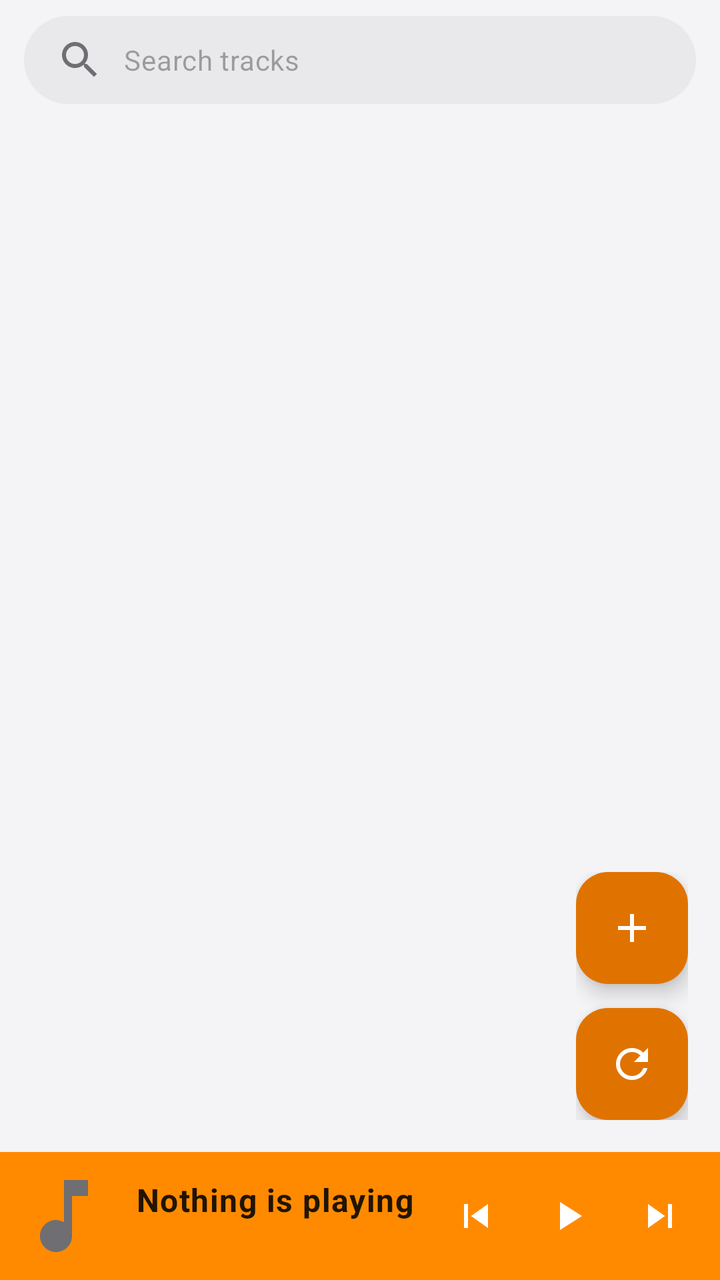
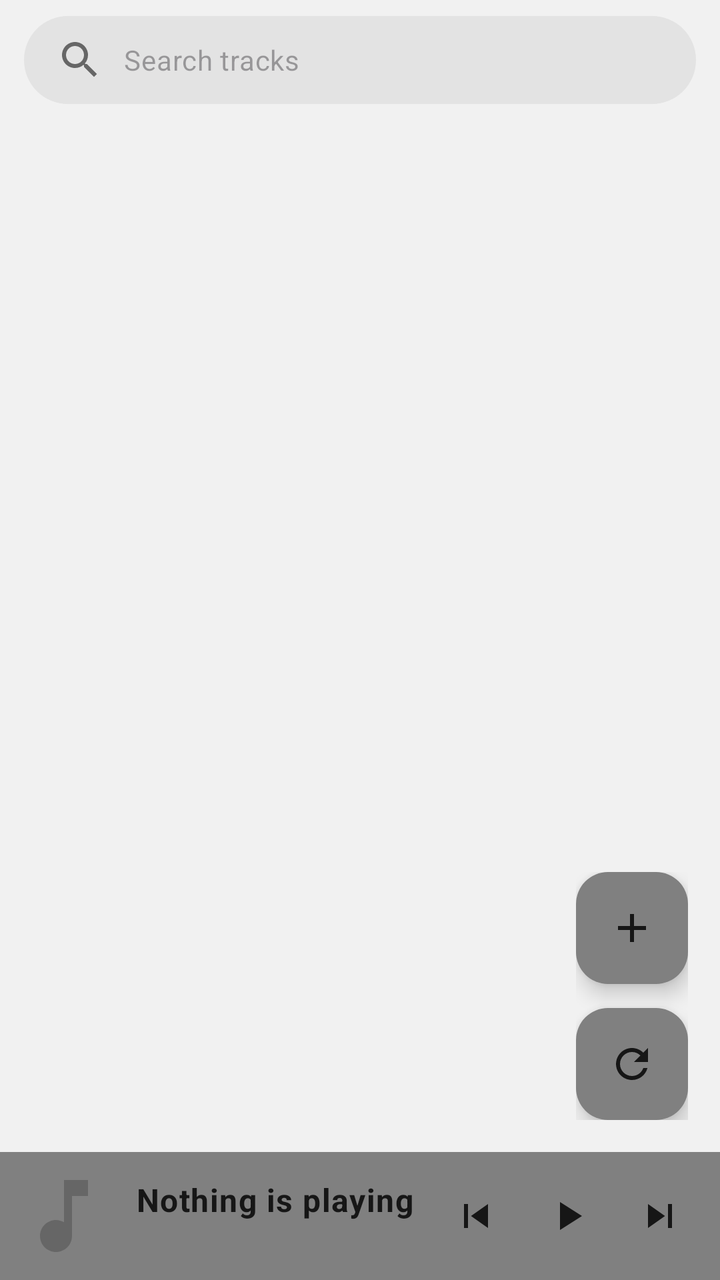

Before-and-after screenshots of an Android layout around one commit, followed by the original layout XML and the change that was made.
<!-- AndroidManifest.xml: application theme Theme.Viby -->
<!-- res/layout/fragment_queue.xml -->
<?xml version="1.0" encoding="utf-8"?>
<LinearLayout xmlns:android="http://schemas.android.com/apk/res/android"
    xmlns:app="http://schemas.android.com/apk/res-auto"
    android:layout_width="match_parent"
    android:layout_height="match_parent"
    android:orientation="vertical">

    
    <EditText
        android:id="@+id/searchInput"
        android:layout_width="match_parent"
        android:layout_height="wrap_content"
        android:layout_marginHorizontal="12dp"
        android:layout_marginTop="8dp"
        android:layout_marginBottom="4dp"
        android:background="@drawable/bg_search"
        android:drawableStart="@drawable/ic_search"
        android:drawablePadding="10dp"
        android:hint="@string/search_hint"
        android:imeOptions="actionSearch"
        android:importantForAutofill="no"
        android:inputType="text"
        android:maxLines="1"
        android:paddingHorizontal="16dp"
        android:paddingVertical="10dp"
        android:textAppearance="?attr/textAppearanceBodyMedium" />

    
    <LinearLayout
        android:id="@+id/selectionBar"
        android:layout_width="match_parent"
        android:layout_height="wrap_content"
        android:background="@color/viby_surface_high"
        android:gravity="center_vertical"
        android:orientation="horizontal"
        android:paddingHorizontal="8dp"
        android:paddingVertical="4dp"
        android:visibility="gone">

        <CheckBox
            android:id="@+id/selectAllCheck"
            android:layout_width="wrap_content"
            android:layout_height="wrap_content"
            android:text="@string/select_all" />

        <TextView
            android:id="@+id/selectionCount"
            android:layout_width="0dp"
            android:layout_height="wrap_content"
            android:layout_marginStart="8dp"
            android:layout_weight="1"
            android:textAppearance="?attr/textAppearanceBodyMedium" />

        <ImageButton
            android:id="@+id/selectionMove"
            android:layout_width="44dp"
            android:layout_height="44dp"
            android:background="?attr/selectableItemBackgroundBorderless"
            android:contentDescription="@string/ctx_move_to_playlist"
            android:src="@drawable/ic_playlist_add" />

        <ImageButton
            android:id="@+id/selectionDelete"
            android:layout_width="44dp"
            android:layout_height="44dp"
            android:background="?attr/selectableItemBackgroundBorderless"
            android:contentDescription="@string/ctx_delete_from_device"
            android:src="@drawable/ic_delete" />

        <ImageButton
            android:id="@+id/selectionClose"
            android:layout_width="44dp"
            android:layout_height="44dp"
            android:background="?attr/selectableItemBackgroundBorderless"
            android:contentDescription="@android:string/cancel"
            android:src="@drawable/ic_close" />
    </LinearLayout>

    <FrameLayout
        android:layout_width="match_parent"
        android:layout_height="0dp"
        android:layout_weight="1">

        <androidx.recyclerview.widget.RecyclerView
            android:id="@+id/tracksList"
            android:layout_width="match_parent"
            android:layout_height="match_parent"
            android:clipToPadding="false"
            android:paddingVertical="8dp"
            app:layoutManager="androidx.recyclerview.widget.LinearLayoutManager" />

        <TextView
            android:id="@+id/emptyText"
            android:layout_width="wrap_content"
            android:layout_height="wrap_content"
            android:layout_gravity="center"
            android:gravity="center"
            android:padding="32dp"
            android:text="@string/empty_queue"
            android:textAppearance="?attr/textAppearanceBodyLarge"
            android:textColor="@color/viby_text_secondary"
            android:visibility="gone" />

        <LinearLayout
            android:layout_width="wrap_content"
            android:layout_height="wrap_content"
            android:layout_gravity="bottom|end"
            android:layout_margin="16dp"
            android:gravity="center_horizontal"
            android:orientation="vertical">

            <com.google.android.material.floatingactionbutton.FloatingActionButton
                android:id="@+id/addTracks"
                android:layout_width="wrap_content"
                android:layout_height="wrap_content"
                android:layout_marginBottom="12dp"
                android:contentDescription="@string/add_tracks_title"
                android:src="@drawable/ic_add"
                app:fabSize="mini" />

            <com.google.android.material.floatingactionbutton.FloatingActionButton
                android:id="@+id/refreshPlaylist"
                android:layout_width="wrap_content"
                android:layout_height="wrap_content"
                android:contentDescription="@string/refresh_playlist"
                android:src="@drawable/ic_update"
                app:fabSize="mini" />
        </LinearLayout>
    </FrameLayout>

    
    <LinearLayout
        android:id="@+id/miniPlayer"
        android:layout_width="match_parent"
        android:layout_height="64dp"
        android:background="@drawable/bg_mini_player"
        android:gravity="center_vertical"
        android:orientation="horizontal"
        android:paddingHorizontal="8dp">

        <ImageView
            android:id="@+id/miniThumb"
            android:layout_width="48dp"
            android:layout_height="48dp"
            android:contentDescription="@string/cover_desc"
            android:scaleType="centerCrop"
            android:src="@drawable/ic_music_note"
            app:tint="@null" />

        <LinearLayout
            android:layout_width="0dp"
            android:layout_height="wrap_content"
            android:layout_marginStart="12dp"
            android:layout_weight="1"
            android:orientation="vertical">

            <TextView
                android:id="@+id/miniTitle"
                android:layout_width="match_parent"
                android:layout_height="wrap_content"
                android:ellipsize="end"
                android:singleLine="true"
                android:text="@string/no_track"
                android:textAppearance="?attr/textAppearanceBodyLarge"
                android:textColor="@color/viby_on_accent"
                android:textStyle="bold" />

            <TextView
                android:id="@+id/miniArtist"
                android:layout_width="match_parent"
                android:layout_height="wrap_content"
                android:ellipsize="end"
                android:singleLine="true"
                android:textAppearance="?attr/textAppearanceBodySmall"
                android:textColor="@color/viby_on_accent" />
        </LinearLayout>

        <ImageButton
            android:id="@+id/miniPrev"
            android:layout_width="44dp"
            android:layout_height="44dp"
            android:background="?attr/selectableItemBackgroundBorderless"
            android:contentDescription="@string/btn_prev"
            android:src="@drawable/ic_skip_previous"
            app:tint="@color/white" />

        <ImageButton
            android:id="@+id/miniPlay"
            android:layout_width="48dp"
            android:layout_height="48dp"
            android:background="?attr/selectableItemBackgroundBorderless"
            android:contentDescription="@string/btn_play_pause"
            android:src="@drawable/ic_play"
            app:tint="@color/white" />

        <ImageButton
            android:id="@+id/miniNext"
            android:layout_width="44dp"
            android:layout_height="44dp"
            android:background="?attr/selectableItemBackgroundBorderless"
            android:contentDescription="@string/btn_next"
            android:src="@drawable/ic_skip_next"
            app:tint="@color/white" />

    </LinearLayout>

</LinearLayout>
<!-- resources referenced by this layout -->
<resources>
  <color name="viby_on_accent">#FF201400</color>
  <color name="viby_surface_high">#FFE9E9EC</color>
  <color name="viby_text_secondary">#FF6E6E73</color>
  <color name="white">#FFFFFFFF</color>
  <!-- drawable bg_mini_player (drawable) -->
  <?xml version="1.0" encoding="utf-8"?>
  <shape xmlns:android="http://schemas.android.com/apk/res/android" android:shape="rectangle">
      <solid android:color="@color/viby_accent" />
  </shape>
  <!-- drawable bg_search (drawable) -->
  <?xml version="1.0" encoding="utf-8"?>
  <shape xmlns:android="http://schemas.android.com/apk/res/android" android:shape="rectangle">
      <solid android:color="@color/viby_surface_high" />
      <corners android:radius="24dp" />
  </shape>
  <!-- drawable ic_play (drawable) -->
  <vector xmlns:android="http://schemas.android.com/apk/res/android"
      android:width="24dp" android:height="24dp"
      android:viewportWidth="24" android:viewportHeight="24"
      android:tint="?attr/colorControlNormal">
      <path android:fillColor="@android:color/white" android:pathData="M8,5v14l11,-7z" />
  </vector>
  <string name="add_tracks_title">Add tracks</string>
  <string name="btn_next">Next</string>
  <string name="btn_play_pause">Play/pause</string>
  <string name="btn_prev">Previous</string>
  <string name="cover_desc">Cover art</string>
  <string name="ctx_delete_from_device">Delete from device</string>
  <string name="ctx_move_to_playlist">Send to playlist…</string>
  <string name="empty_queue">This playlist is empty.\nDownload something from the side menu!</string>
  <string name="no_track">Nothing is playing</string>
  <string name="refresh_playlist">Refresh playlist</string>
  <string name="search_hint">Search tracks</string>
  <string name="select_all">Select all</string>
  <style name="Theme.Viby" parent="Theme.Material3.Light.NoActionBar">
          <item name="colorPrimary">@color/viby_accent</item>
          <item name="colorOnPrimary">@color/white</item>
          <item name="colorPrimaryContainer">@color/viby_accent_dark</item>
          <item name="colorOnPrimaryContainer">@color/white</item>
          <item name="colorSecondary">@color/viby_accent</item>
          <item name="colorOnSecondary">@color/white</item>
          <item name="colorSurface">@color/viby_surface</item>
          <item name="android:windowBackground">@color/viby_bg</item>
          <item name="android:colorBackground">@color/viby_bg</item>
          <item name="android:textColorPrimary">@color/viby_text</item>
          <item name="android:textColorSecondary">@color/viby_text_secondary</item>
          <item name="android:colorPrimaryDark">@color/viby_bg</item>
          <item name="colorPrimaryDark">@color/viby_bg</item>
          <item name="android:statusBarColor">@android:color/transparent</item>
          <item name="android:navigationBarColor">@android:color/transparent</item>
          <item name="android:windowLightStatusBar" tools:targetApi="m">true</item>
      </style>
  <color name="viby_accent">#FFFF8A00</color>
  <color name="viby_accent_dark">#FFE07300</color>
  <color name="viby_surface">#FFFFFFFF</color>
  <color name="viby_bg">#FFF4F4F6</color>
  <color name="viby_text">#FF1B1B1E</color>
  <!-- unchanged entries left out for length: 9 -->
</resources>

<!-- the commit's change to res/layout/fragment_queue.xml (unified diff, before → after) -->
@@ -116,6 +116,8 @@
                 android:layout_marginBottom="12dp"
                 android:contentDescription="@string/add_tracks_title"
                 android:src="@drawable/ic_add"
+                app:backgroundTint="@color/viby_control_panel"
+                app:tint="@color/viby_on_control_panel"
                 app:fabSize="mini" />
 
             <com.google.android.material.floatingactionbutton.FloatingActionButton
@@ -124,6 +126,8 @@
                 android:layout_height="wrap_content"
                 android:contentDescription="@string/refresh_playlist"
                 android:src="@drawable/ic_update"
+                app:backgroundTint="@color/viby_control_panel"
+                app:tint="@color/viby_on_control_panel"
                 app:fabSize="mini" />
         </LinearLayout>
     </FrameLayout>
@@ -162,7 +166,7 @@
                 android:singleLine="true"
                 android:text="@string/no_track"
                 android:textAppearance="?attr/textAppearanceBodyLarge"
-                android:textColor="@color/viby_on_accent"
+                android:textColor="@color/viby_on_control_panel"
                 android:textStyle="bold" />
 
             <TextView
@@ -172,7 +176,7 @@
                 android:ellipsize="end"
                 android:singleLine="true"
                 android:textAppearance="?attr/textAppearanceBodySmall"
-                android:textColor="@color/viby_on_accent" />
+                android:textColor="@color/viby_on_control_panel" />
         </LinearLayout>
 
         <ImageButton
@@ -182,7 +186,7 @@
             android:background="?attr/selectableItemBackgroundBorderless"
             android:contentDescription="@string/btn_prev"
             android:src="@drawable/ic_skip_previous"
-            app:tint="@color/white" />
+            app:tint="@color/viby_on_control_panel" />
 
         <ImageButton
             android:id="@+id/miniPlay"
@@ -191,7 +195,7 @@
             android:background="?attr/selectableItemBackgroundBorderless"
             android:contentDescription="@string/btn_play_pause"
             android:src="@drawable/ic_play"
-            app:tint="@color/white" />
+            app:tint="@color/viby_on_control_panel" />
 
         <ImageButton
             android:id="@+id/miniNext"
@@ -200,7 +204,7 @@
             android:background="?attr/selectableItemBackgroundBorderless"
             android:contentDescription="@string/btn_next"
             android:src="@drawable/ic_skip_next"
-            app:tint="@color/white" />
+            app:tint="@color/viby_on_control_panel" />
 
     </LinearLayout>
 
<!-- resource entries referenced after the edit -->
@@ -1,13 +1,14 @@
 <!-- resources referenced by this layout -->
 <resources>
-  <color name="viby_on_accent">#FF201400</color>
-  <color name="viby_surface_high">#FFE9E9EC</color>
-  <color name="viby_text_secondary">#FF6E6E73</color>
-  <color name="white">#FFFFFFFF</color>
+  <color name="viby_control_panel">#FF808080</color>
+  <color name="viby_on_control_panel">#FF161616</color>
+  <color name="viby_on_accent">#FFF2F2F2</color>
+  <color name="viby_surface_high">#FFE3E3E3</color>
+  <color name="viby_text_secondary">#FF666666</color>
   <!-- drawable bg_mini_player (drawable) -->
   <?xml version="1.0" encoding="utf-8"?>
   <shape xmlns:android="http://schemas.android.com/apk/res/android" android:shape="rectangle">
-      <solid android:color="@color/viby_accent" />
+      <solid android:color="@color/viby_control_panel" />
   </shape>
   <!-- drawable bg_search (drawable) -->
   <?xml version="1.0" encoding="utf-8"?>
@@ -36,12 +37,22 @@
   <string name="select_all">Select all</string>
   <style name="Theme.Viby" parent="Theme.Material3.Light.NoActionBar">
           <item name="colorPrimary">@color/viby_accent</item>
-          <item name="colorOnPrimary">@color/white</item>
+          <item name="colorOnPrimary">@color/viby_on_accent</item>
           <item name="colorPrimaryContainer">@color/viby_accent_dark</item>
-          <item name="colorOnPrimaryContainer">@color/white</item>
+          <item name="colorOnPrimaryContainer">@color/viby_on_accent</item>
           <item name="colorSecondary">@color/viby_accent</item>
-          <item name="colorOnSecondary">@color/white</item>
+          <item name="colorOnSecondary">@color/viby_on_accent</item>
+          <item name="colorSecondaryContainer">@color/viby_surface_high</item>
+          <item name="colorOnSecondaryContainer">@color/viby_text</item>
+          <item name="colorTertiary">@color/viby_accent</item>
+          <item name="colorOnTertiary">@color/viby_on_accent</item>
           <item name="colorSurface">@color/viby_surface</item>
+          <item name="colorOnSurface">@color/viby_text</item>
+          <item name="colorSurfaceVariant">@color/viby_surface_high</item>
+          <item name="colorOnSurfaceVariant">@color/viby_text_secondary</item>
+          <item name="colorOutline">@color/viby_wave</item>
+          <item name="colorControlActivated">@color/viby_accent</item>
+          <item name="android:colorAccent">@color/viby_accent</item>
           <item name="android:windowBackground">@color/viby_bg</item>
           <item name="android:colorBackground">@color/viby_bg</item>
           <item name="android:textColorPrimary">@color/viby_text</item>
@@ -52,11 +63,12 @@
           <item name="android:navigationBarColor">@android:color/transparent</item>
           <item name="android:windowLightStatusBar" tools:targetApi="m">true</item>
       </style>
-  <color name="viby_accent">#FFFF8A00</color>
-  <color name="viby_accent_dark">#FFE07300</color>
-  <color name="viby_surface">#FFFFFFFF</color>
-  <color name="viby_bg">#FFF4F4F6</color>
-  <color name="viby_text">#FF1B1B1E</color>
+  <color name="viby_accent">#FF292929</color>
+  <color name="viby_accent_dark">#FF414141</color>
+  <color name="viby_surface">#FFFAFAFA</color>
+  <color name="viby_wave">#FFB8B8B8</color>
+  <color name="viby_bg">#FFF1F1F1</color>
+  <color name="viby_text">#FF1D1D1D</color>
   <!-- unchanged entries left out for length: 9 -->
 </resources>
 
